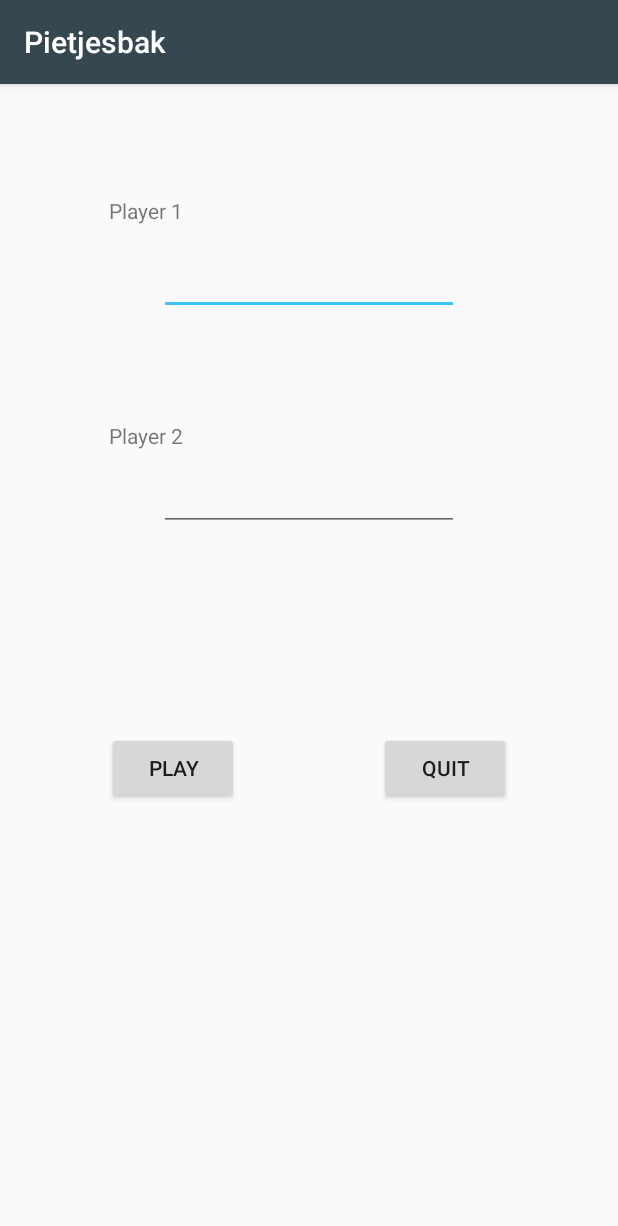
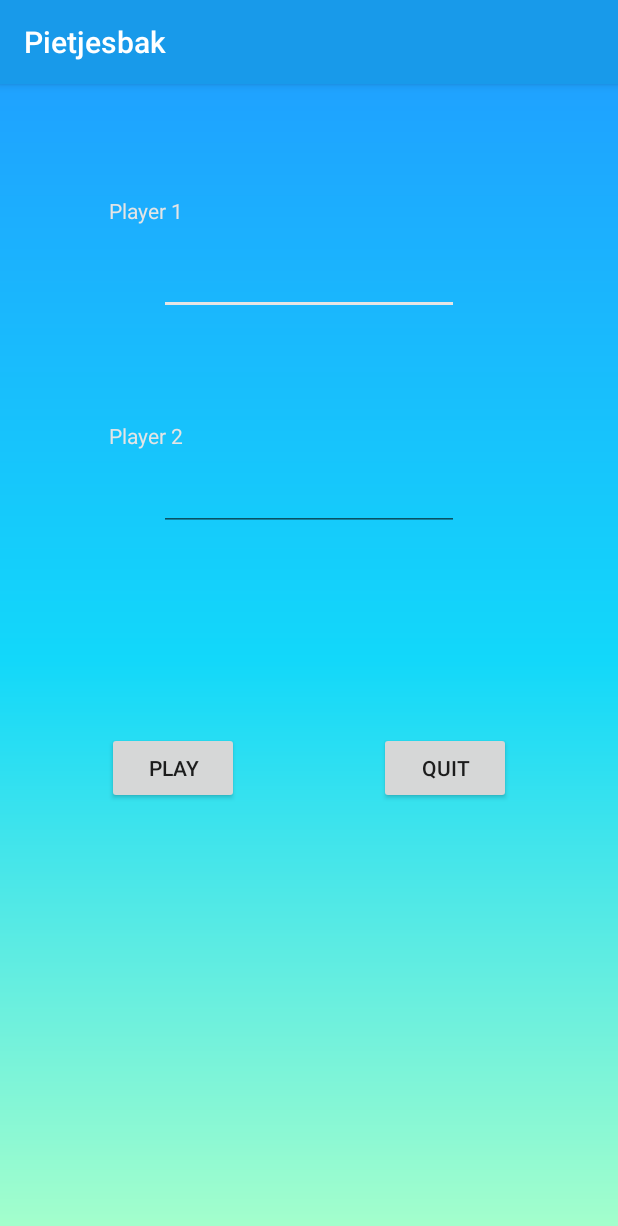
Before and after one commit to DemRossi/Pietjesbak, an Android app: the screen it shows after launch (MainActivity), on a phone screen of 412 x 824 dp. Shown: the top 1226 px of the screen. Run offline under Robolectric (Android 15) with nearby library versions, the phone set to English and light mode, and no system bars.

Commit message:
added some styling

```diff
--- a/app/src/main/AndroidManifest.xml
+++ b/app/src/main/AndroidManifest.xml
@@ -8,7 +8,7 @@
         android:label="@string/app_name"
         android:roundIcon="@mipmap/ic_pietjesbak_launcher"
         android:supportsRtl="true"
-        android:theme="@style/MaterialDark">
+        android:theme="@style/MaterialLight">
         <activity android:name=".MainActivity">
             <intent-filter>
                 <action android:name="android.intent.action.MAIN" />
--- /dev/null
+++ b/app/src/main/res/drawable/gradient.xml
@@ -0,0 +1,12 @@
+<?xml version="1.0" encoding="utf-8"?>
+<shape
+    xmlns:android="http://schemas.android.com/apk/res/android"
+    android:shape="rectangle">
+    <gradient
+        android:type="linear"
+        android:startColor="@color/colorStartGradient"
+        android:centerColor="@color/colorMiddleGradient"
+        android:endColor="@color/colorEndGradient"
+        android:angle="270"
+        />
+</shape>
--- a/app/src/main/res/layout/activity_main.xml
+++ b/app/src/main/res/layout/activity_main.xml
@@ -1,8 +1,10 @@
 <?xml version="1.0" encoding="utf-8"?>
-<androidx.constraintlayout.widget.ConstraintLayout xmlns:android="http://schemas.android.com/apk/res/android"
+<androidx.constraintlayout.widget.ConstraintLayout
+    xmlns:android="http://schemas.android.com/apk/res/android"
     xmlns:app="http://schemas.android.com/apk/res-auto"
     xmlns:tools="http://schemas.android.com/tools"
     android:layout_width="match_parent"
+    android:background="@drawable/gradient"
     android:layout_height="match_parent"
     tools:context=".MainActivity">
 
@@ -11,17 +13,19 @@
         android:layout_width="wrap_content"
         android:layout_height="wrap_content"
         android:text="Player 1"
+        android:textColor="@color/colorAccent"
         app:layout_constraintBottom_toBottomOf="parent"
         app:layout_constraintHorizontal_bias="0.2"
         app:layout_constraintLeft_toLeftOf="parent"
         app:layout_constraintRight_toRightOf="parent"
         app:layout_constraintTop_toTopOf="parent"
-        app:layout_constraintVertical_bias="0.1" />
+        app:layout_constraintVertical_bias="0.1"/>
 
     <EditText
         android:id="@+id/inputPlayer1"
         android:layout_width="200dp"
         android:layout_height="wrap_content"
+        android:textColor="@color/colorAccent"
         app:layout_constraintBottom_toBottomOf="parent"
         app:layout_constraintHorizontal_bias="0.5"
         app:layout_constraintLeft_toLeftOf="parent"
@@ -33,6 +37,7 @@
         android:layout_width="wrap_content"
         android:layout_height="wrap_content"
         android:text="Player 2"
+        android:textColor="@color/colorAccent"
         app:layout_constraintBottom_toBottomOf="parent"
         app:layout_constraintHorizontal_bias="0.2"
         app:layout_constraintLeft_toLeftOf="parent"
@@ -43,6 +48,7 @@
         android:id="@+id/inputPlayer2"
         android:layout_width="200dp"
         android:layout_height="wrap_content"
+        android:textColor="@color/colorAccent"
         app:layout_constraintBottom_toBottomOf="parent"
         app:layout_constraintHorizontal_bias="0.5"
         app:layout_constraintLeft_toLeftOf="parent"
--- a/app/src/main/res/values/colors.xml
+++ b/app/src/main/res/values/colors.xml
@@ -1,11 +1,12 @@
 <?xml version="1.0" encoding="utf-8"?>
 <resources>
-<!--    <color name="colorPrimary">#008577</color>-->
-<!--    <color name="colorPrimaryDark">#00574B</color>-->
-<!--    <color name="colorAccent">#D81B60</color>-->
-    <color name="colorPrimary">#37474F</color>
-    <color name="colorPrimaryDark">#212121</color>
-    <color name="colorAccent">#3FC4FE</color>
+    <color name="colorPrimary">#189aea</color>
+    <color name="colorPrimaryDark">#007ddb</color>
+    <color name="colorAccent">#e5e5e5</color>
+
     <color name="colorButtonNormal">#545355</color>
-    <color name="colorText">#ffffff</color>
+
+    <color name="colorStartGradient">#1fa2ff</color>
+    <color name="colorMiddleGradient">#12d8fa</color>
+    <color name="colorEndGradient">#a6ffcb</color>
 </resources>
--- a/app/src/main/res/values/styles.xml
+++ b/app/src/main/res/values/styles.xml
@@ -1,7 +1,7 @@
 <resources>
 
     <!-- Base application theme. -->
-    <style name="MaterialDark" parent="Theme.AppCompat.Light.DarkActionBar">
+    <style name="MaterialLight" parent="Theme.AppCompat.Light.DarkActionBar">
         <!-- Customize your theme here. -->
         <item name="colorPrimary">@color/colorPrimary</item>
         <item name="colorPrimaryDark">@color/colorPrimaryDark</item>
@@ -10,11 +10,4 @@
 <!--        <item name="android:textColor">@color/colorText</item>-->
 
     </style>
-<!--    <style name="MaterialDark" parent="ThemeOverlay.AppCompat.Dark" >-->
-<!--        <item name="colorPrimary">#37474F</item>-->
-<!--        <item name="colorPrimaryDark">#212121</item>-->
-<!--        <item name="colorAccent">#3FC4FE</item>-->
-<!--        <item name="colorButtonNormal">#545355</item>-->
-<!--    </style>-->
-
 </resources>
```
